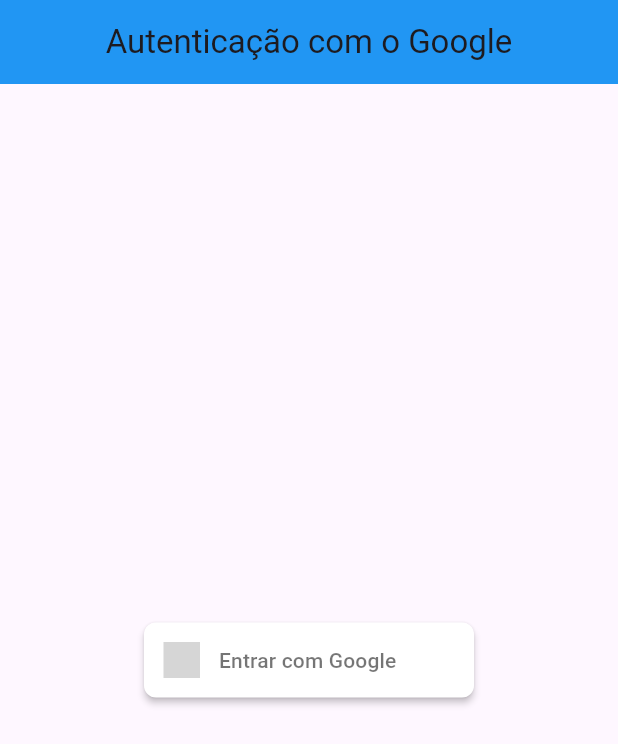
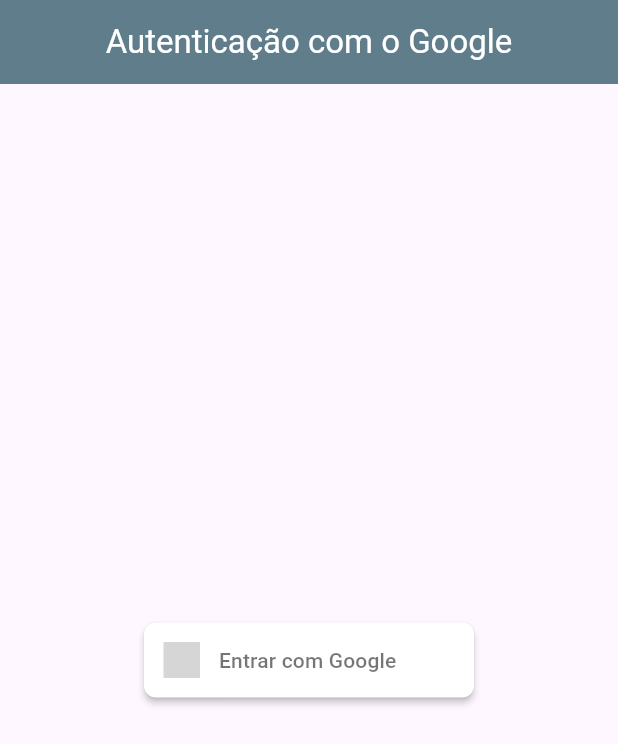
Before and after one commit to GuilhermeRibeiro22/autenticacao_social, a Flutter app: the screen it shows after launch, on a phone screen of 412 x 824 dp. Shown: the top 744 px of the screen. Run offline on Flutter 3.47's test engine with Material 3 defaults, Android fonts, the phone set to English and light mode, and no system bars; drawn by our look-alikes of sign_in_button; our stand-ins replace firebase_auth, firebase_core, google_sign_in; accounts and stored records are empty; grey boxes are pictures that could not be loaded.

Commit message:
Update home_view.dart

```diff
--- a/lib/view/home_view.dart
+++ b/lib/view/home_view.dart
@@ -29,8 +29,10 @@
   Widget build(BuildContext context) {
     return Scaffold(
         appBar: AppBar(
-          title: Text("Autenticação com o Google"),
-          backgroundColor: Colors.blue,
+          title: Text("Autenticação com o Google",
+            style: TextStyle(color: Colors.white),
+          ),
+          backgroundColor: Colors.blueGrey,
           centerTitle: true,
         ),
         body: SizedBox(
```
